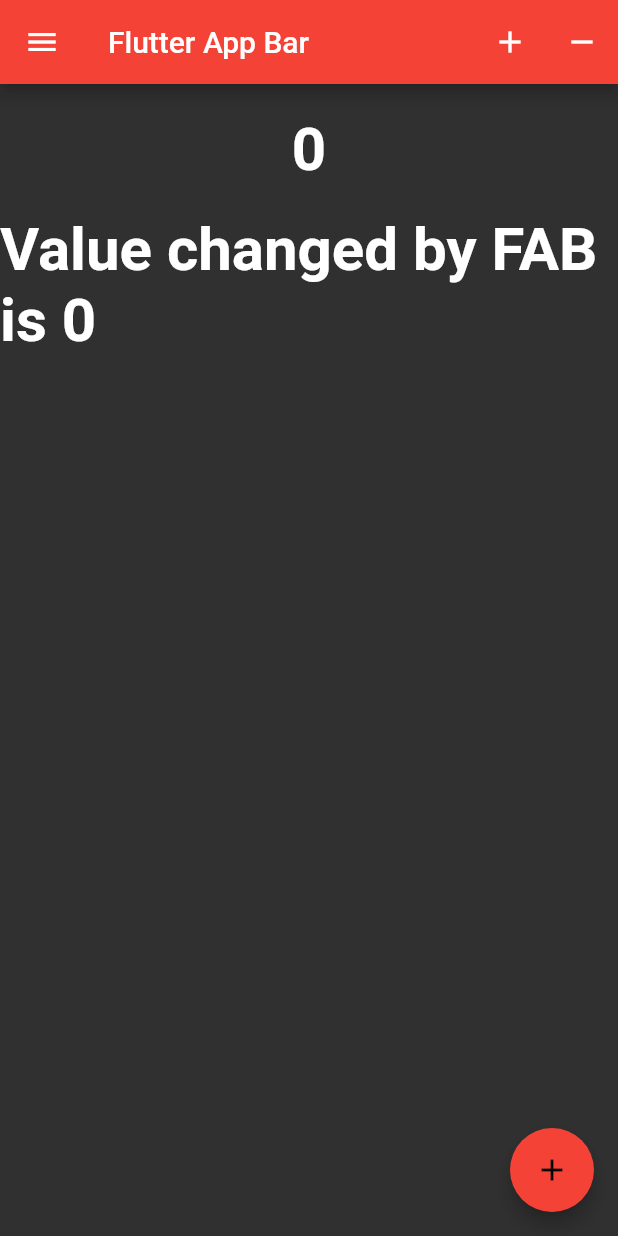
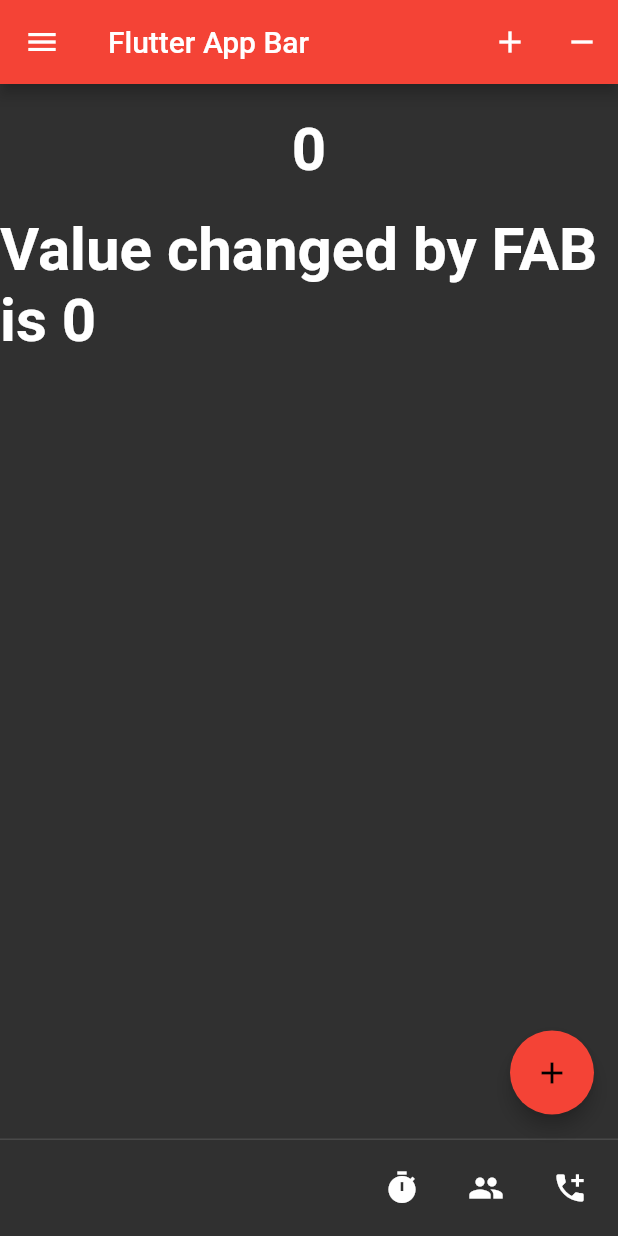
Before and after one commit to laksh97/flutter_scaffold_widgets, a Flutter app: the screen it shows after launch, on a phone screen of 412 x 824 dp. Run offline on Flutter 3.47's test engine with Material 2 defaults, Android fonts, the phone set to English and light mode, and no system bars.

Commit message:
Update main.dart

```diff
--- a/lib/main.dart
+++ b/lib/main.dart
@@ -19,6 +19,7 @@ class MyApp extends StatefulWidget {
 class _MyAppState extends State<MyApp> {
   int _value = 0;
   int _value1 = 0;
+  String _text = "";
 
   void _add() {
     setState(() {
@@ -38,6 +39,8 @@ class _MyAppState extends State<MyApp> {
     });
   }
 
+  void _footerClick(String value) => setState(() => _text = value);
+
   @override
   Widget build(BuildContext context) {
     return Scaffold(
@@ -55,6 +58,17 @@ class _MyAppState extends State<MyApp> {
           ),
         ],
       ),
+      persistentFooterButtons: [
+        IconButton(
+            onPressed: () => _footerClick(DateTime.now().toString()),
+            icon: Icon(Icons.timer)),
+        IconButton(
+            onPressed: () => _footerClick("My name is Jay"),
+            icon: Icon(Icons.people)),
+        IconButton(
+            onPressed: () => _footerClick("Calling John"),
+            icon: Icon(Icons.add_call)),
+      ],
       floatingActionButton: FloatingActionButton(
         onPressed: _onClick,
         elevation: 5.0,
@@ -120,6 +134,11 @@ class _MyAppState extends State<MyApp> {
                 "Value changed by FAB is $_value1",
                 style: TextStyle(fontWeight: FontWeight.bold, fontSize: 40),
               ),
+              SizedBox(height: 20, width: 20),
+              Text(
+                _text,
+                style: TextStyle(fontWeight: FontWeight.bold, fontSize: 40),
+              ),
             ],
           ),
         ),
```
